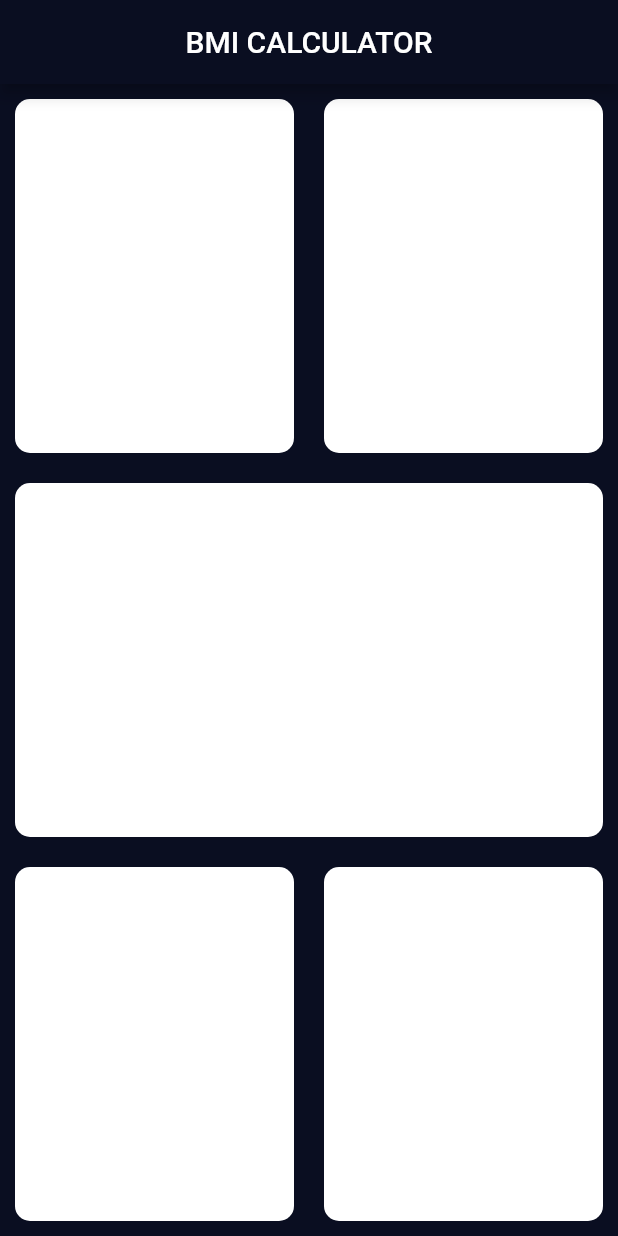
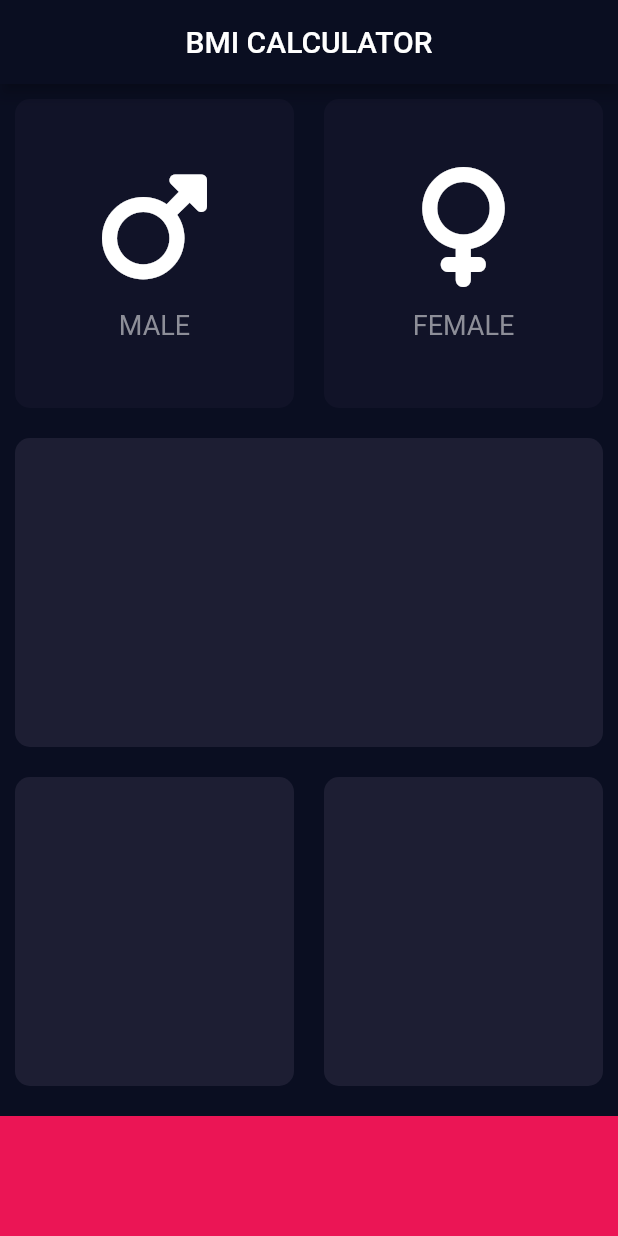
Before and after one commit to HimJan7/bmi_calculator, a Flutter app: the screen it shows after launch, on a phone screen of 412 x 824 dp. Run offline on Flutter 3.47's test engine with Material 2 defaults, Android fonts, the phone set to English and light mode, and no system bars; our stand-ins replace font_awesome_flutter.

```diff
--- /dev/null
+++ b/lib/icon_content.dart
@@ -0,0 +1,28 @@
+import 'package:flutter/material.dart';
+
+const labelTextStyle = TextStyle(fontSize: 18.0, color: Color(0xFF8D8E98));
+
+class IconContent extends StatelessWidget {
+  final String data;
+  final IconData iconType;
+
+  IconContent({
+    required this.iconType,
+    required this.data,
+  });
+
+  @override
+  Widget build(BuildContext context) {
+    return Column(
+      mainAxisAlignment: MainAxisAlignment.center,
+      children: [
+        Icon(iconType, size: 80),
+        SizedBox(height: 15),
+        Text(
+          data,
+          style: labelTextStyle,
+        )
+      ],
+    );
+  }
+}
--- a/lib/input_page.dart
+++ b/lib/input_page.dart
@@ -1,6 +1,17 @@
-import 'dart:math';
+import 'package:flutter/material.dart';
+import 'package:font_awesome_flutter/font_awesome_flutter.dart';
+import 'icon_content.dart';
+import 'reusable_card.dart';
 
-import 'package:flutter/material.dart';
+const activeCardColour = Color(0xFF1D1E33);
+const inactiveCardColour = Color(0xFF111328);
+const bottomContainerHeight = 80.0;
+const bottomContainerColour = Color(0xFFEB1555);
+
+enum Gender {
+  male,
+  female,
+}
 
 class InputPage extends StatefulWidget {
   const InputPage({super.key});
@@ -10,6 +21,20 @@ class InputPage extends StatefulWidget {
 }
 
 class InputPageState extends State<InputPage> {
+  Color maleCardColour = inactiveCardColour;
+  Color femaleCardColour = inactiveCardColour;
+
+  void updateColour(Gender selectedGender) {
+    if (selectedGender == Gender.male) {
+      maleCardColour = activeCardColour;
+      femaleCardColour = inactiveCardColour;
+    }
+    if (selectedGender == Gender.female) {
+      femaleCardColour = activeCardColour;
+      maleCardColour = inactiveCardColour;
+    }
+  }
+
   @override
   Widget build(BuildContext context) {
     return Scaffold(
@@ -18,30 +43,41 @@ class InputPageState extends State<InputPage> {
           backgroundColor: Color(0XFF0A0E21),
           title: Text('BMI CALCULATOR'),
         ),
-        body: Column(children: [
+        body: Column(
+          crossAxisAlignment: CrossAxisAlignment.stretch,
+          children: [
             Expanded(
               child: Row(
                 children: [
                   Expanded(
-                  child: Container(
-                    //width: 140,
-                    // height: MediaQuery.of(context).size.height * 0.3,
-                    margin: EdgeInsets.all(10),
-                    decoration: BoxDecoration(
-                      borderRadius: BorderRadius.circular(10),
-                      //  color: Color(0xFF1D1E33),
-                      color: Color(0xFFFFFFFF),
+                    child: GestureDetector(
+                      onTap: () {
+                        setState(() {
+                          updateColour(Gender.male);
+                        });
+                      },
+                      child: ReusableCard(
+                        colour: maleCardColour,
+                        cardChild: IconContent(
+                          iconType: FontAwesomeIcons.mars,
+                          data: 'MALE',
+                        ),
                       ),
                     ),
                   ),
                   Expanded(
-                  child: Container(
-                    // width: 140,
-                    //height: MediaQuery.of(context).size.height * 0.3,
-                    margin: EdgeInsets.all(10),
-                    decoration: BoxDecoration(
-                      borderRadius: BorderRadius.circular(10),
-                      color: Color(0xFFFFFFFF),
+                    child: GestureDetector(
+                      onTap: () {
+                        setState(() {
+                          updateColour(Gender.female);
+                        });
+                      },
+                      child: ReusableCard(
+                        colour: femaleCardColour,
+                        cardChild: IconContent(
+                          iconType: FontAwesomeIcons.venus,
+                          data: 'FEMALE',
+                        ),
                       ),
                     ),
                   ),
@@ -49,44 +85,41 @@ class InputPageState extends State<InputPage> {
               ),
             ),
             Expanded(
-            child: Container(
-              margin: EdgeInsets.all(10),
-              decoration: BoxDecoration(
-                borderRadius: BorderRadius.circular(10),
-                color: Color(0xFFFFFFFF),
+              child: ReusableCard(
+                colour: activeCardColour,
+                cardChild: Column(
+                  children: [],
                 ),
-              //  height: MediaQuery.of(context).size.height * 0.3,
               ),
             ),
             Expanded(
               child: Row(
                 children: [
                   Expanded(
-                  child: Container(
-                    //width: 140,
-                    // height: MediaQuery.of(context).size.height * 0.3,
-                    margin: EdgeInsets.all(10),
-                    decoration: BoxDecoration(
-                      borderRadius: BorderRadius.circular(10),
-                      //  color: Color(0xFF1D1E33),
-                      color: Color(0xFFFFFFFF),
+                    child: ReusableCard(
+                      colour: activeCardColour,
+                      cardChild: Column(
+                        children: [],
                       ),
                     ),
                   ),
                   Expanded(
-                  child: Container(
-                    // width: 140,
-                    //height: MediaQuery.of(context).size.height * 0.3,
-                    margin: EdgeInsets.all(10),
-                    decoration: BoxDecoration(
-                      borderRadius: BorderRadius.circular(10),
-                      color: Color(0xFFFFFFFF),
+                    child: ReusableCard(
+                      colour: activeCardColour,
+                      cardChild: Column(
+                        children: [],
                       ),
                     ),
                   ),
                 ],
               ),
             ),
-        ]));
+            Container(
+              height: bottomContainerHeight,
+              margin: EdgeInsets.only(top: 10),
+              color: bottomContainerColour,
+            ),
+          ],
+        ));
   }
 }
--- /dev/null
+++ b/lib/reusable_card.dart
@@ -0,0 +1,19 @@
+import 'package:flutter/material.dart';
+
+class ReusableCard extends StatelessWidget {
+  ReusableCard({required this.colour, required this.cardChild});
+
+  final Color colour;
+  final Widget cardChild;
+  @override
+  Widget build(BuildContext context) {
+    return Container(
+      margin: EdgeInsets.all(10),
+      decoration: BoxDecoration(
+        borderRadius: BorderRadius.circular(10),
+        color: colour,
+      ),
+      child: cardChild,
+    );
+  }
+}
--- a/pubspec.yaml
+++ b/pubspec.yaml
@@ -35,7 +35,7 @@ dependencies:
   # The following adds the Cupertino Icons font to your application.
   # Use with the CupertinoIcons class for iOS style icons.
   cupertino_icons: ^1.0.2
-
+  font_awesome_flutter: ^10.4.0
 dev_dependencies:
   flutter_test:
     sdk: flutter
```
Also changed, not shown: pubspec.lock. Lines whose indentation alone changed are shown as unchanged.
